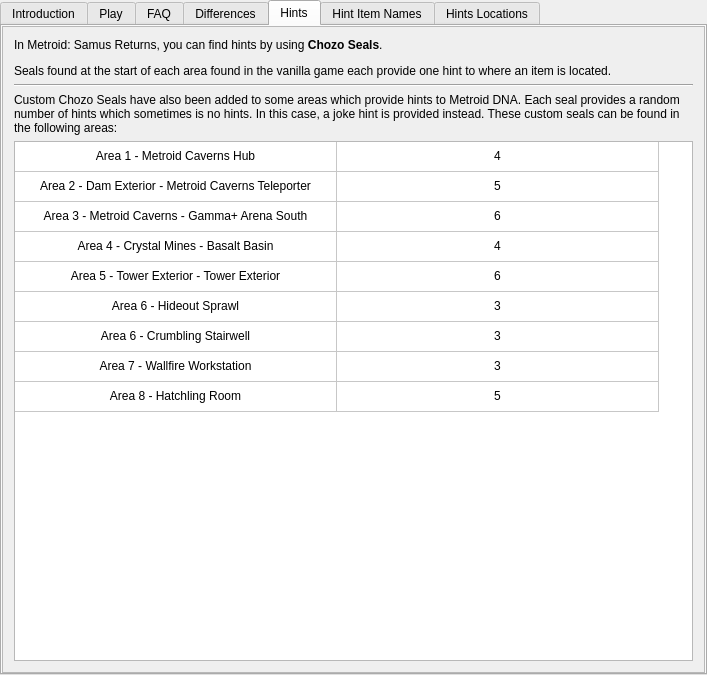
The window that randovania/gui/ui_files/games_tab_samusreturns_widget.ui (randovania/randovania) describes before a commit, drawn with Qt 5.
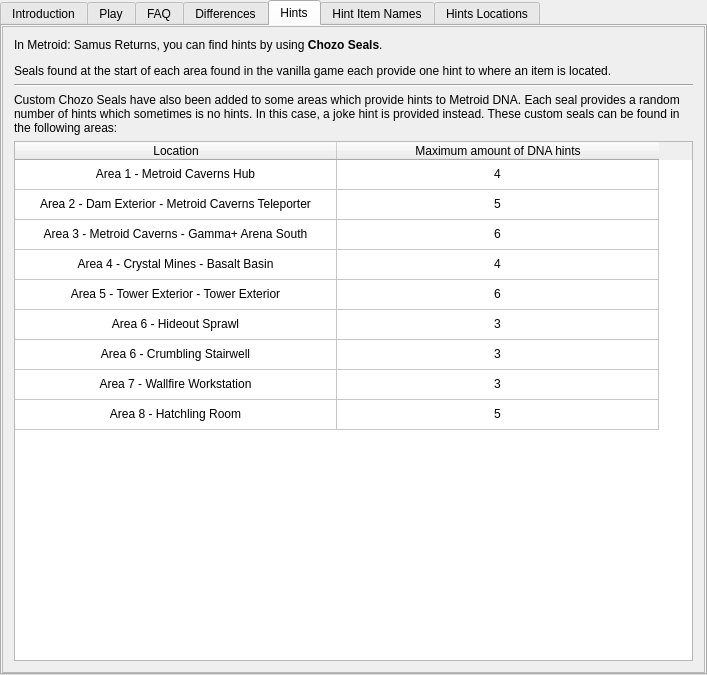
The same window after the commit. The open tabs and pages were chosen to show the change. Custom widgets are drawn as their Qt base class.

Commit message: Add header to hint tab

Diff of the .ui file:
```diff
--- a/randovania/gui/ui_files/games_tab_samusreturns_widget.ui
+++ b/randovania/gui/ui_files/games_tab_samusreturns_widget.ui
@@ -207,7 +207,7 @@
        </property>
        <layout class="QVBoxLayout" name="verticalLayout_2">
         <item>
-         <widget class="QLabel" name="hints_label_2">
+         <widget class="QLabel" name="hints_label">
           <property name="text">
            <string>&lt;html&gt;&lt;head/&gt;&lt;body&gt;&lt;p&gt;In Metroid: Samus Returns, you can find hints by using &lt;span style=&quot; font-weight:600;&quot;&gt;Chozo Seals&lt;/span&gt;.&lt;/p&gt;&lt;p align=&quot;justify&quot;&gt;Seals found at the start of each area found in the vanilla game each provide one hint to where an item is located.&lt;/p&gt;&lt;/body&gt;&lt;/html&gt;</string>
           </property>
@@ -227,7 +227,7 @@
          </widget>
         </item>
         <item>
-         <widget class="QLabel" name="hints_label_3">
+         <widget class="QLabel" name="hints_label_2">
           <property name="text">
            <string>&lt;html&gt;&lt;head/&gt;&lt;body&gt;&lt;p&gt;Custom Chozo Seals have also been added to some areas which provide hints to Metroid DNA. Each seal provides a random number of hints which sometimes is no hints. In this case, a joke hint is provided instead. These custom seals can be found in the following areas:&lt;/p&gt;&lt;/body&gt;&lt;/html&gt;</string>
           </property>
@@ -263,7 +263,7 @@
            <number>2</number>
           </property>
           <attribute name="horizontalHeaderVisible">
-           <bool>false</bool>
+           <bool>true</bool>
           </attribute>
           <attribute name="horizontalHeaderCascadingSectionResizes">
            <bool>false</bool>
```
Left out of the diff: 6 changed lines with no effect on the pictures.
